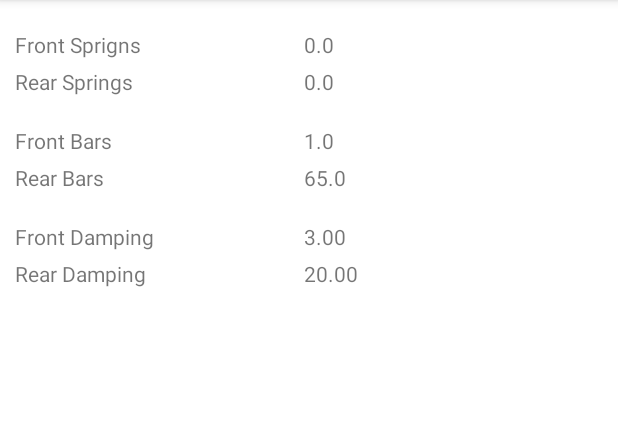
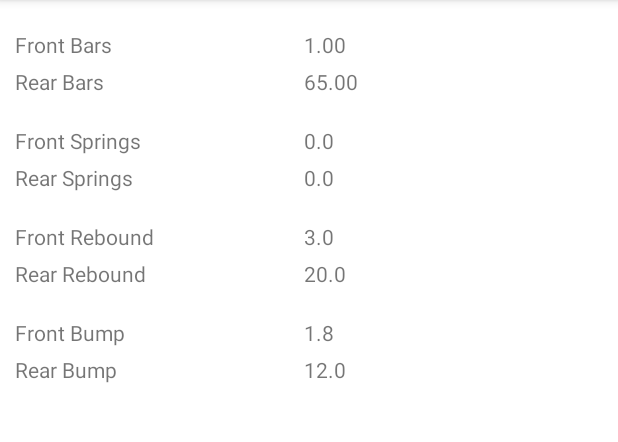
Before and after one commit to YompoFR/fh4-calculator, an Android app: the Results screen opened directly, with no data from a screen before it, on a phone screen of 412 x 824 dp, the part 84-526 px from its top. Run offline under Robolectric (Android 15) with nearby library versions, the phone set to English and light mode, and no system bars.

Commit message:
Fixed: - order per setting - correct number of decimal number per setting - added new calculation for bump, based on rebound - refactored some names (edt, tv and variables)

```diff
--- a/app/src/main/java/com/example/fh4calculator/Results.kt
+++ b/app/src/main/java/com/example/fh4calculator/Results.kt
@@ -2,10 +2,8 @@ package com.example.fh4calculator
 
 import androidx.appcompat.app.AppCompatActivity
 import android.os.Bundle
-import android.widget.Toast
 import kotlinx.android.synthetic.main.activity_results.*
 import kotlin.math.abs
-import kotlin.math.roundToLong
 
 class Results : AppCompatActivity() {
 
@@ -18,22 +16,24 @@ class Results : AppCompatActivity() {
     var barsMaxValue = 65.0
     var barsMinValue = 1.0
 
-    var dampingMaxValue = 20.0
-    var dampingMinValue = 3.0
+    var reboundMaxValue = 20.0
+    var reboundMinValue = 3.0
 
     // Final values
+    var frontBarsValue = 0.0
+    var rearBarsValue = 0.0
+
     var frontSpringsValue = 0.0
     var rearSpringsValue = 0.0
 
-    var frontBarsValue = 0.0
-    var rearBarsValue = 0.0
+    var frontReboundValue = 0.0
+    var rearReboundValue = 0.0
 
-    var frontDampingValue = 0.0
-    var rearDampingValue = 0.0
+    var frontBumpValue = 0.0
+    var rearBumpValue = 0.0
 
     var frontWeight = 0.0
     var rearWeight = 0.0
-
 
     override fun onCreate(savedInstanceState: Bundle?) {
         super.onCreate(savedInstanceState)
@@ -54,31 +54,37 @@ class Results : AppCompatActivity() {
             selectedButton = intent.getIntExtra("button", 0)
             springsMaxValue = intent.getDoubleExtra("springsMax", 0.0)
             springsMinValue = intent.getDoubleExtra("springsMin", 0.0)
-            dampingMaxValue = intent.getDoubleExtra("dampingMax", 20.0)
-            dampingMinValue = intent.getDoubleExtra("dampingMin", 3.0)
+            reboundMaxValue = intent.getDoubleExtra("reboundMax", 20.0)
+            reboundMinValue = intent.getDoubleExtra("reboundMin", 3.0)
             frontWeight = intent.getDoubleExtra("frontWeight", 0.0)
         }
     }
 
     private fun fillFields() {
+        fillBars()
         fillSprings()
-        fillBars()
         fillDamping()
+        fillBump()
+    }
+
+    private fun fillBars() {
+        tvFrontBarsValue.text = String.format("%.2f", frontBarsValue)
+        tvRearBarsValue.text = String.format("%.2f", rearBarsValue)
     }
 
     private fun fillSprings() {
-        tvFrontSpringsValue.text = frontSpringsValue.toString()
-        tvRearSpringsValue.text = rearSpringsValue.toString()
-    }
-
-    private fun fillBars() {
-        tvFrontBarsValue.text = frontBarsValue.toString()
-        tvRearBarsValue.text = rearBarsValue.toString()
+        tvFrontSpringsValue.text = String.format("%.1f", frontSpringsValue)
+        tvRearSpringsValue.text = String.format("%.1f", rearSpringsValue)
     }
 
     private fun fillDamping() {
-        tvFrontDampingValue.text =  String.format("%.2f", frontDampingValue)
-        tvRearDampingValue.text =  String.format("%.2f", rearDampingValue)
+        tvFrontDampingValue.text =  String.format("%.1f", frontReboundValue)
+        tvRearDampingValue.text =  String.format("%.1f", rearReboundValue)
+    }
+
+    private fun fillBump() {
+        tvFrontBumpValue.text = String.format("%.1f", frontBumpValue)
+        tvRearBumpValue.text = String.format("%.1f", rearBumpValue)
     }
 
     private fun calculateValues() {
@@ -87,6 +93,7 @@ class Results : AppCompatActivity() {
         calculateBars()
         calculateSprings()
         calculateDamping()
+        calculateBump()
     }
 
     private fun calculateRearWeight() {
@@ -109,8 +116,13 @@ class Results : AppCompatActivity() {
     }
 
     private fun calculateDamping() {
-        frontDampingValue = formula(dampingMaxValue, dampingMinValue, frontWeight)
-        rearDampingValue = formula(dampingMaxValue, dampingMinValue, rearWeight)
+        frontReboundValue = formula(reboundMaxValue, reboundMinValue, frontWeight)
+        rearReboundValue = formula(reboundMaxValue, reboundMinValue, rearWeight)
+    }
+
+    private fun calculateBump(){
+        frontBumpValue = frontReboundValue * 60 / 100
+        rearBumpValue = rearReboundValue * 60 / 100
     }
 
     private fun formula(maxValue: Double, minValue: Double, weight: Double): Double {
--- a/app/src/main/res/layout/activity_results.xml
+++ b/app/src/main/res/layout/activity_results.xml
@@ -16,6 +16,22 @@
         android:orientation="vertical">
 
         <TextView
+            android:id="@+id/tvFrontBarsText"
+            android:layout_width="match_parent"
+            android:layout_height="wrap_content"
+            android:layout_marginLeft="10dp"
+            android:layout_marginTop="20dp"
+            android:text="@string/front_bars" />
+
+        <TextView
+            android:id="@+id/tvRearBarsText"
+            android:layout_width="match_parent"
+            android:layout_height="wrap_content"
+            android:layout_marginLeft="10dp"
+            android:layout_marginTop="5dp"
+            android:text="@string/rear_bars" />
+
+        <TextView
             android:id="@+id/tvFrontSpringsText"
             android:layout_marginTop="20dp"
             android:layout_marginLeft="10dp"
@@ -32,36 +48,36 @@
             android:text="@string/rear_springs" />
 
         <TextView
-            android:id="@+id/tvFrontBarsText"
-            android:layout_marginTop="20dp"
-            android:layout_marginLeft="10dp"
-            android:layout_width="match_parent"
-            android:layout_height="wrap_content"
-            android:text="@string/front_bars" />
-
-        <TextView
-            android:id="@+id/tvRearBarsText"
-            android:layout_marginTop="5dp"
-            android:layout_marginLeft="10dp"
-            android:layout_width="match_parent"
-            android:layout_height="wrap_content"
-            android:text="@string/rear_bars" />
-
-        <TextView
             android:id="@+id/tvFrontDampingText"
             android:layout_marginTop="20dp"
             android:layout_marginLeft="10dp"
             android:layout_width="match_parent"
             android:layout_height="wrap_content"
-            android:text="@string/front_damping" />
+            android:text="@string/front_rebound" />
 
         <TextView
             android:id="@+id/tvRearDampingText"
+            android:layout_width="match_parent"
+            android:layout_height="wrap_content"
+            android:layout_marginLeft="10dp"
             android:layout_marginTop="5dp"
+            android:text="@string/rear_rebound" />
+
+        <TextView
+            android:id="@+id/tvFrontBumpText"
+            android:layout_marginTop="20dp"
             android:layout_marginLeft="10dp"
             android:layout_width="match_parent"
             android:layout_height="wrap_content"
-            android:text="@string/rear_damping" />
+            android:text="@string/front_bump" />
+
+        <TextView
+            android:id="@+id/tvRearBumpText"
+            android:layout_width="match_parent"
+            android:layout_height="wrap_content"
+            android:layout_marginLeft="10dp"
+            android:layout_marginTop="5dp"
+            android:text="@string/rear_bump" />
 
     </LinearLayout>
 
@@ -71,6 +87,20 @@
         android:layout_width="wrap_content"
         android:layout_height="wrap_content"
         android:orientation="vertical">
+
+        <TextView
+            android:id="@+id/tvFrontBarsValue"
+            android:layout_width="match_parent"
+            android:layout_height="wrap_content"
+            android:layout_marginTop="20dp"
+            android:text="@string/front_bars" />
+
+        <TextView
+            android:id="@+id/tvRearBarsValue"
+            android:layout_width="match_parent"
+            android:layout_height="wrap_content"
+            android:layout_marginTop="5dp"
+            android:text="@string/rear_bars" />
 
         <TextView
             android:id="@+id/tvFrontSpringsValue"
@@ -87,32 +117,32 @@
             android:text="@string/rear_springs" />
 
         <TextView
-            android:id="@+id/tvFrontBarsValue"
-            android:layout_marginTop="20dp"
-            android:layout_width="match_parent"
-            android:layout_height="wrap_content"
-            android:text="@string/front_bars" />
-
-        <TextView
-            android:id="@+id/tvRearBarsValue"
-            android:layout_marginTop="5dp"
-            android:layout_width="match_parent"
-            android:layout_height="wrap_content"
-            android:text="@string/rear_bars" />
-
-        <TextView
             android:id="@+id/tvFrontDampingValue"
             android:layout_marginTop="20dp"
             android:layout_width="match_parent"
             android:layout_height="wrap_content"
-            android:text="@string/front_damping" />
+            android:text="@string/front_rebound" />
 
         <TextView
             android:id="@+id/tvRearDampingValue"
             android:layout_marginTop="5dp"
             android:layout_width="match_parent"
             android:layout_height="wrap_content"
-            android:text="@string/rear_damping" />
+            android:text="@string/rear_rebound" />
+
+        <TextView
+            android:id="@+id/tvFrontBumpValue"
+            android:layout_marginTop="20dp"
+            android:layout_width="match_parent"
+            android:layout_height="wrap_content"
+            android:text="@string/front_bump" />
+
+        <TextView
+            android:id="@+id/tvRearBumpValue"
+            android:layout_marginTop="5dp"
+            android:layout_width="match_parent"
+            android:layout_height="wrap_content"
+            android:text="@string/front_bump" />
 
     </LinearLayout>
 
--- a/app/src/main/res/values/strings.xml
+++ b/app/src/main/res/values/strings.xml
@@ -1,11 +1,13 @@
 <resources>
     <string name="app_name">FH4 Calculator</string>
-    <string name="front_springs">Front Sprigns</string>
+    <string name="front_springs">Front Springs</string>
     <string name="rear_springs">Rear Springs</string>
     <string name="front_bars">Front Bars</string>
     <string name="rear_bars">Rear Bars</string>
-    <string name="front_damping">Front Damping</string>
-    <string name="rear_damping">Rear Damping</string>
+    <string name="front_rebound">Front Rebound</string>
+    <string name="rear_rebound">Rear Rebound</string>
+    <string name="front_bump">Front Bump</string>
+    <string name="rear_bump">Rear Bump</string>
 
     <string name="asphalt">Asphalt</string>
     <string name="rally">Rally</string>
@@ -26,7 +28,7 @@
     <string name="button_calculate">Calculate</string>
 
     <string name="gearing_activity_text">Fill Values</string>
-    <string name="damping_max_value">Damping MAX value</string>
-    <string name="damping_min_value">Damping MIN value</string>
+    <string name="rebound_max_value">Rebound MAX value</string>
+    <string name="rebound_min_value">Rebound MIN value</string>
 
 </resources>
```
Also changed, not shown: app/src/main/java/com/example/fh4calculator/Suspension.kt (+11 -12 lines), app/src/main/res/layout/activity_suspension.xml (+13 -13 lines), 389 other files.
